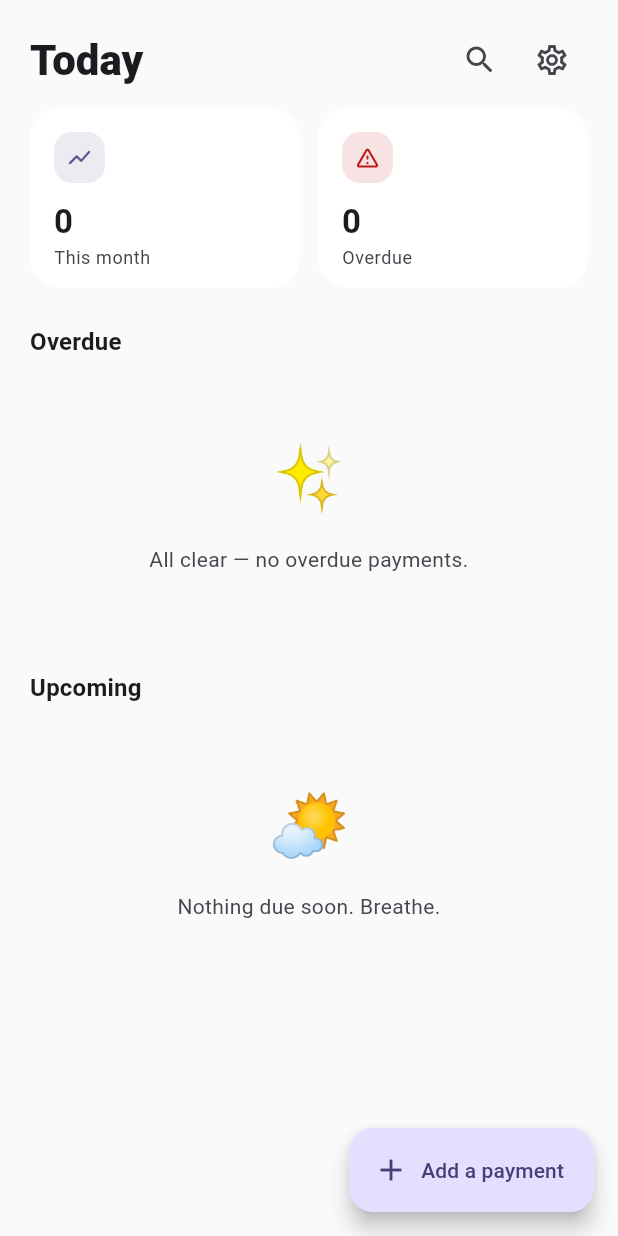
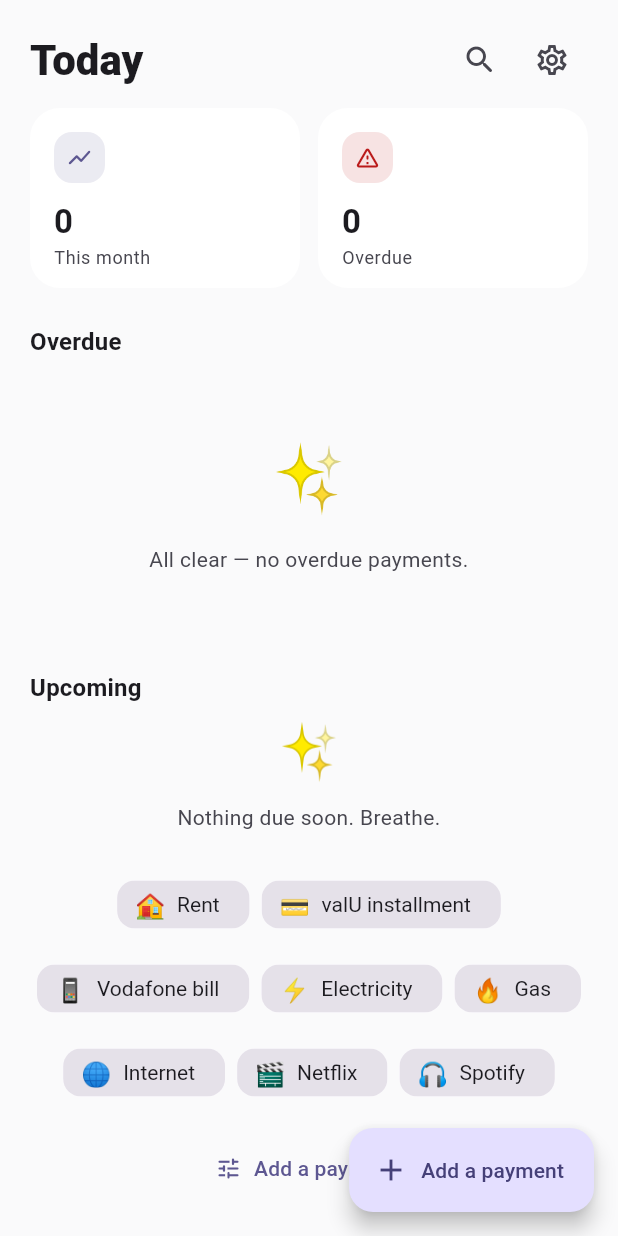
Before and after one commit to engabdulrahmanpkheet/Qest, a Flutter app: the DashboardPage screen opened by its route, on a phone screen of 412 x 824 dp. Run offline on Flutter 3.47's test engine with Material 3 defaults, Android fonts, the phone set to English and light mode, and no system bars; drawn by our look-alikes of flutter_animate; our stand-ins replace file_picker, flutter_local_notifications, flutter_riverpod, go_router, google_fonts, image_picker and 4 more; missing offline and left inert: device_calendar, google_mlkit_text_recognition, home_widget, workmanager; accounts and stored records are empty; generated files the repository leaves out were written again; Roboto replaces fonts that are missing (Cairo); statements that could not run were skipped.

Commit message:
Add recurring auto-roll, long-press quick-pay, preset picker; CI APK build
Three small behavioural changes that make the app actually practical:

1. MarkPaidAndAdvance use case
   - Marks current installment paid and cancels its reminders
   - For recurring payments, creates the next occurrence (new UUID,
     empty receipts, snooze reset) and schedules its reminder ladder
   - All call sites (detail page, notification PAID action, receipt
     upload confirm) route through this single use case

2. Long-press quick-pay
   - Long-press an installment tile on the dashboard to surface a
     bottom sheet with big "Paid" + "Open app" buttons and haptic
     feedback. Two taps shorter than the previous flow.

3. Preset picker
   - Dashboard empty state now renders 8 one-tap presets (Rent, valU,
     Vodafone, Electricity, Gas, Internet, Netflix, Spotify) tuned to
     Egyptian context with appropriate default payment apps
   - FAB long-press surfaces the same picker as a compact strip
   - New ?preset=<id> query parameter on the add route pre-fills title,
     payment app and recurring type

CI:
- New .github/workflows/android-apk.yml: runs flutter create to fill
  in gradle wrapper, pub get, build_runner, gen-l10n, analyze, test,
  and finally `flutter build apk --debug` with the APK uploaded as an
  artifact named "qest-debug-apk".
- pubspec.yaml fonts block removed (google_fonts fetches Cairo at
  runtime) so the build doesn't fail on missing TTFs.
- Android package aligned to com.qest.qest so `flutter create` does
  not scaffold a duplicate MainActivity.

```diff
--- a/lib/app/router.dart
+++ b/lib/app/router.dart
@@ -34,7 +34,9 @@ final goRouterProvider = Provider<GoRouter>((ref) {
         routes: [
           GoRoute(
             path: 'add',
-            builder: (_, __) => const AddEditInstallmentPage(),
+            builder: (ctx, state) => AddEditInstallmentPage(
+              presetId: state.uri.queryParameters['preset'],
+            ),
           ),
           GoRoute(
             path: 'edit/:uuid',
--- a/lib/features/dashboard/presentation/pages/dashboard_page.dart
+++ b/lib/features/dashboard/presentation/pages/dashboard_page.dart
@@ -6,8 +6,10 @@ import 'package:go_router/go_router.dart';
 import '../../../../app/providers.dart';
 import '../../../../core/utils/money.dart';
 import '../../../../l10n/app_localizations.dart';
+import '../../../installments/presentation/widgets/quick_pay_sheet.dart';
 import '../widgets/empty_state.dart';
 import '../widgets/installment_tile.dart';
+import '../widgets/preset_picker.dart';
 import '../widgets/summary_card.dart';
 
 class DashboardPage extends ConsumerWidget {
@@ -21,10 +23,22 @@ class DashboardPage extends ConsumerWidget {
     final monthly = ref.watch(monthlyTotalProvider);
 
     return Scaffold(
-      floatingActionButton: FloatingActionButton.extended(
-        onPressed: () => context.push('/dashboard/add'),
-        icon: const Icon(Icons.add),
-        label: Text(l.addInstallment),
+      floatingActionButton: GestureDetector(
+        onLongPress: () => showModalBottomSheet<void>(
+          context: context,
+          showDragHandle: true,
+          builder: (_) => const SafeArea(
+            child: Padding(
+              padding: EdgeInsets.symmetric(vertical: 12),
+              child: PresetPicker(compact: true),
+            ),
+          ),
+        ),
+        child: FloatingActionButton.extended(
+          onPressed: () => context.push('/dashboard/add'),
+          icon: const Icon(Icons.add),
+          label: Text(l.addInstallment),
+        ),
       ),
       body: SafeArea(
         child: RefreshIndicator(
@@ -104,7 +118,14 @@ class DashboardPage extends ConsumerWidget {
                   ),
                 ),
               ),
-              _list(context, ref, upcomingAsync, emptyEmoji: '🌤', emptyText: l.noUpcoming),
+              _list(
+                context,
+                ref,
+                upcomingAsync,
+                emptyEmoji: '🌤',
+                emptyText: l.noUpcoming,
+                emptyBuilder: () => const PresetPicker(),
+              ),
               const SliverToBoxAdapter(child: SizedBox(height: 96)),
             ],
           ),
@@ -119,12 +140,14 @@ class DashboardPage extends ConsumerWidget {
     AsyncValue list, {
     required String emptyEmoji,
     required String emptyText,
+    Widget Function()? emptyBuilder,
   }) {
     return list.when(
       data: (items) {
         if (items.isEmpty) {
           return SliverToBoxAdapter(
-            child: EmptyState(emoji: emptyEmoji, message: emptyText),
+            child: emptyBuilder?.call() ??
+                EmptyState(emoji: emptyEmoji, message: emptyText),
           );
         }
         return SliverPadding(
@@ -136,6 +159,8 @@ class DashboardPage extends ConsumerWidget {
               installment: items[i],
               onTap: () =>
                   context.push('/dashboard/detail/${items[i].uuid}'),
+              onLongPress: () =>
+                  QuickPaySheet.show(context, ref, items[i]),
             ).animate().fadeIn(delay: (i * 30).ms).slideY(begin: 0.05),
           ),
         );
--- /dev/null
+++ b/lib/features/dashboard/presentation/widgets/preset_picker.dart
@@ -0,0 +1,82 @@
+import 'package:flutter/material.dart';
+import 'package:flutter_animate/flutter_animate.dart';
+import 'package:go_router/go_router.dart';
+
+import '../../../../l10n/app_localizations.dart';
+import '../../../installments/domain/entities/installment_preset.dart';
+
+/// Eight one-tap presets surfaced in the dashboard empty state.
+/// Tapping a chip opens the add flow with title / payment app prefilled.
+class PresetPicker extends StatelessWidget {
+  const PresetPicker({super.key, this.compact = false});
+
+  /// When true, renders as a single horizontal strip (used above the FAB).
+  final bool compact;
+
+  @override
+  Widget build(BuildContext context) {
+    final l = AppLocalizations.of(context);
+    final locale = Localizations.localeOf(context).languageCode;
+    final presets = InstallmentPreset.defaults;
+
+    if (compact) {
+      return SizedBox(
+        height: 44,
+        child: ListView.separated(
+          scrollDirection: Axis.horizontal,
+          padding: const EdgeInsets.symmetric(horizontal: 20),
+          itemCount: presets.length,
+          separatorBuilder: (_, __) => const SizedBox(width: 8),
+          itemBuilder: (_, i) => _chip(context, presets[i], locale),
+        ),
+      );
+    }
+
+    return Padding(
+      padding: const EdgeInsets.symmetric(horizontal: 24),
+      child: Column(
+        children: [
+          Text(
+            '✨',
+            style: Theme.of(context).textTheme.displaySmall,
+          ),
+          const SizedBox(height: 12),
+          Text(
+            l.noUpcoming,
+            textAlign: TextAlign.center,
+            style: Theme.of(context).textTheme.bodyMedium?.copyWith(
+                  color: Theme.of(context).colorScheme.onSurfaceVariant,
+                ),
+          ),
+          const SizedBox(height: 24),
+          Wrap(
+            spacing: 8,
+            runSpacing: 8,
+            alignment: WrapAlignment.center,
+            children: [
+              for (var i = 0; i < presets.length; i++)
+                _chip(context, presets[i], locale)
+                    .animate()
+                    .fadeIn(delay: (i * 40).ms)
+                    .scale(begin: const Offset(0.9, 0.9)),
+            ],
+          ),
+          const SizedBox(height: 16),
+          TextButton.icon(
+            icon: const Icon(Icons.tune_rounded),
+            onPressed: () => context.push('/dashboard/add'),
+            label: Text(l.addInstallment),
+          ),
+        ],
+      ),
+    );
+  }
+
+  Widget _chip(BuildContext ctx, InstallmentPreset p, String locale) {
+    return ActionChip(
+      avatar: Text(p.emoji, style: const TextStyle(fontSize: 16)),
+      label: Text(p.titleFor(locale)),
+      onPressed: () => ctx.push('/dashboard/add?preset=${p.id}'),
+    );
+  }
+}
--- /dev/null
+++ b/lib/features/installments/domain/entities/installment_preset.dart
@@ -0,0 +1,92 @@
+import 'payment_app.dart';
+import 'recurring_type.dart';
+
+/// A one-tap starting template for the add-installment flow. Title and
+/// payment app are pre-filled; the user supplies the amount and date.
+class InstallmentPreset {
+  const InstallmentPreset({
+    required this.id,
+    required this.emoji,
+    required this.titleEn,
+    required this.titleAr,
+    required this.paymentApp,
+    required this.recurring,
+  });
+
+  final String id;
+  final String emoji;
+  final String titleEn;
+  final String titleAr;
+  final PaymentApp paymentApp;
+  final RecurringType recurring;
+
+  static const List<InstallmentPreset> defaults = [
+    InstallmentPreset(
+      id: 'rent',
+      emoji: '🏠',
+      titleEn: 'Rent',
+      titleAr: 'الإيجار',
+      paymentApp: PaymentApp.none,
+      recurring: RecurringType.monthly,
+    ),
+    InstallmentPreset(
+      id: 'valu',
+      emoji: '💳',
+      titleEn: 'valU installment',
+      titleAr: 'قسط valU',
+      paymentApp: PaymentApp.valu,
+      recurring: RecurringType.monthly,
+    ),
+    InstallmentPreset(
+      id: 'vodafone',
+      emoji: '📱',
+      titleEn: 'Vodafone bill',
+      titleAr: 'فاتورة فودافون',
+      paymentApp: PaymentApp.vodafoneCash,
+      recurring: RecurringType.monthly,
+    ),
+    InstallmentPreset(
+      id: 'electricity',
+      emoji: '⚡',
+      titleEn: 'Electricity',
+      titleAr: 'فاتورة الكهرباء',
+      paymentApp: PaymentApp.fawry,
+      recurring: RecurringType.monthly,
+    ),
+    InstallmentPreset(
+      id: 'gas',
+      emoji: '🔥',
+      titleEn: 'Gas',
+      titleAr: 'فاتورة الغاز',
+      paymentApp: PaymentApp.fawry,
+      recurring: RecurringType.monthly,
+    ),
+    InstallmentPreset(
+      id: 'internet',
+      emoji: '🌐',
+      titleEn: 'Internet',
+      titleAr: 'فاتورة الإنترنت',
+      paymentApp: PaymentApp.fawry,
+      recurring: RecurringType.monthly,
+    ),
+    InstallmentPreset(
+      id: 'netflix',
+      emoji: '🎬',
+      titleEn: 'Netflix',
+      titleAr: 'Netflix',
+      paymentApp: PaymentApp.none,
+      recurring: RecurringType.monthly,
+    ),
+    InstallmentPreset(
+      id: 'spotify',
+      emoji: '🎧',
+      titleEn: 'Spotify',
+      titleAr: 'Spotify',
+      paymentApp: PaymentApp.none,
+      recurring: RecurringType.monthly,
+    ),
+  ];
+
+  String titleFor(String localeCode) =>
+      localeCode == 'ar' ? titleAr : titleEn;
+}
--- /dev/null
+++ b/lib/features/installments/domain/usecases/mark_paid_and_advance.dart
@@ -0,0 +1,64 @@
+import 'package:uuid/uuid.dart';
+
+import '../../../../core/services/notifications/notification_service.dart';
+import '../../../../core/services/widgets/home_widget_service.dart';
+import '../entities/installment.dart';
+import '../entities/recurring_type.dart';
+import '../repositories/installment_repository.dart';
+
+/// Marks [installment] as paid, and — if it recurs — creates the next
+/// occurrence with a fresh UUID, an empty receipt list and reschedules
+/// its notification ladder. Idempotent if called twice for the same
+/// paid state.
+///
+/// Returns the newly-created next installment, or null when the
+/// payment is one-time.
+class MarkPaidAndAdvance {
+  MarkPaidAndAdvance({
+    required this.repository,
+    required this.notifications,
+    required this.widgets,
+  });
+
+  final InstallmentRepository repository;
+  final NotificationService notifications;
+  final HomeWidgetService widgets;
+
+  Future<Installment?> call(Installment installment) async {
+    // 1. Mark current as paid and stop its reminders.
+    await repository.markPaid(installment.uuid);
+    await notifications.cancelForInstallment(installment.uuid);
+
+    // 2. For one-time payments we're done.
+    if (installment.recurring == RecurringType.none) {
+      await widgets.refresh(repository);
+      return null;
+    }
+
+    // 3. Build the next occurrence. We anchor on `originalDueDate` so
+    //    monthly bills don't drift forward by a day each cycle (e.g.
+    //    "the 15th of every month" stays the 15th).
+    final nextDue = installment.recurring.nextOccurrence(installment.dueDate);
+    final next = Installment(
+      uuid: const Uuid().v4(),
+      title: installment.title,
+      amount: installment.amount,
+      dueDate: nextDue,
+      originalDueDate: nextDue,
+      recurring: installment.recurring,
+      paymentApp: installment.paymentApp,
+      customDeeplink: installment.customDeeplink,
+      notes: installment.notes,
+      isPaid: false,
+      paidAt: null,
+      receiptIds: const [],
+      snoozedUntil: null,
+      calendarEventId: null,
+    );
+
+    await repository.upsert(next);
+    await notifications.scheduleForInstallment(next);
+    await widgets.refresh(repository);
+    return next;
+  }
+}
```
Also changed, not shown: lib/app/notification_action_handler.dart (+1 -10 lines), lib/app/providers.dart (+9 -0 lines), lib/features/installments/presentation/pages/add_edit_installment_page.dart (+18 -1 lines), lib/features/installments/presentation/pages/installment_detail_page.dart (+1 -6 lines), lib/features/installments/presentation/widgets/quick_pay_sheet.dart (added, +88 -0 lines), lib/features/receipts/presentation/pages/receipt_upload_page.dart (+6 -5 lines), pubspec.yaml (+2 -9 lines), 6 other files.
